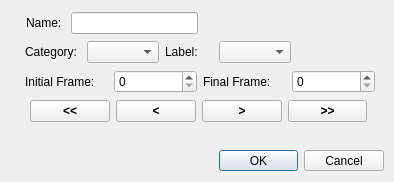
Qt form modules/app/dialogframebased.ui (smartsenselab/SSAT) before a commit.
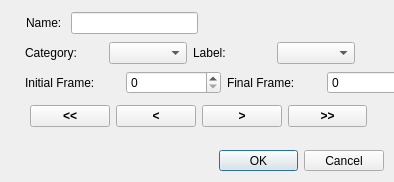
The same form after that commit.

Patch:
```diff
--- a/modules/app/dialogframebased.ui
+++ b/modules/app/dialogframebased.ui
@@ -34,8 +34,8 @@
     <rect>
      <x>25</x>
      <y>70</y>
-     <width>350</width>
-     <height>23</height>
+     <width>397</width>
+     <height>26</height>
     </rect>
    </property>
    <layout class="QHBoxLayout" name="horizontalLayout_1">
@@ -75,7 +75,7 @@
      <x>30</x>
      <y>100</y>
      <width>337</width>
-     <height>23</height>
+     <height>32</height>
     </rect>
    </property>
    <layout class="QHBoxLayout" name="horizontalLayout_4">
@@ -138,8 +138,8 @@
     <rect>
      <x>25</x>
      <y>40</y>
-     <width>266</width>
-     <height>24</height>
+     <width>330</width>
+     <height>26</height>
     </rect>
    </property>
    <layout class="QHBoxLayout" name="horizontalLayout_2">
```
Left out of the diff: 4 changed lines with no effect on the pictures.
